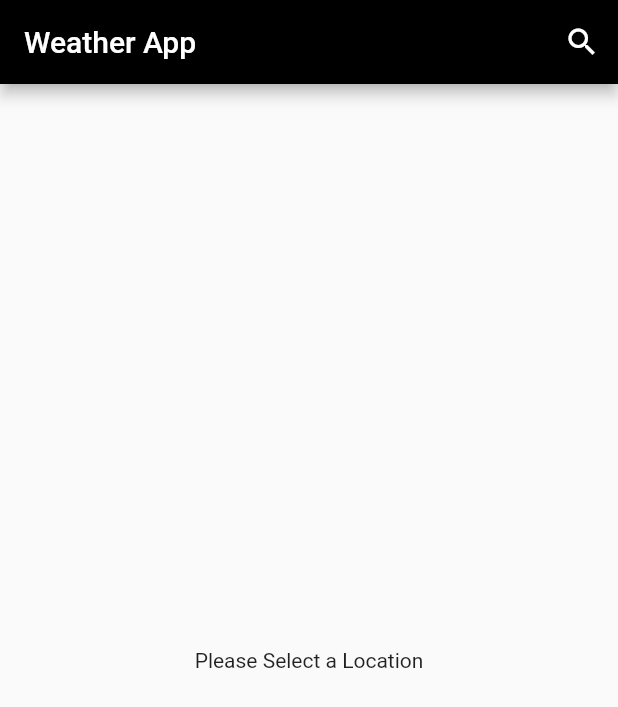
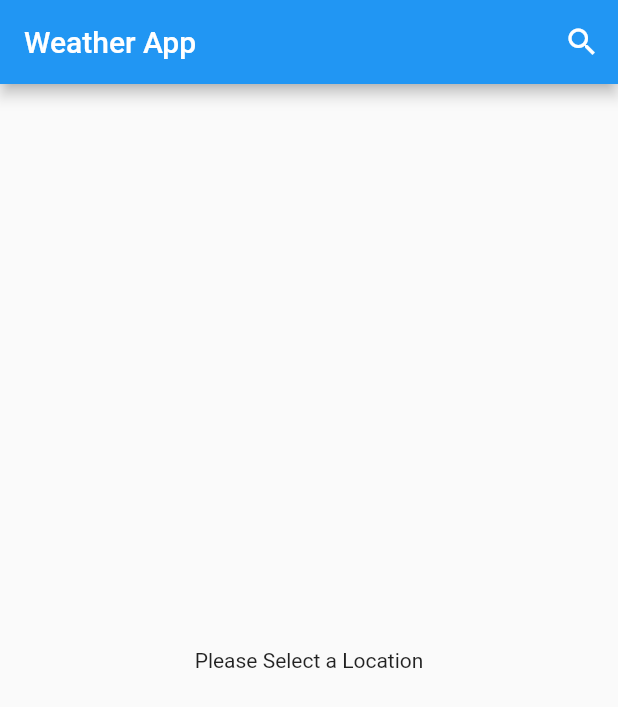
Before and after one commit to MichaelSafwatHanna/weather-app, a Flutter app: the screen it shows after launch, on a phone screen of 412 x 824 dp. Shown: the top 707 px of the screen. Run offline on Flutter 3.47's test engine with Material 2 defaults, Android fonts, the phone set to English and light mode, and no system bars; our stand-ins replace bloc, equatable, flutter_bloc.

Commit message:
Add ThemeBloc

```diff
--- a/lib/App.dart
+++ b/lib/App.dart
@@ -1,9 +1,12 @@
 import 'package:flutter/material.dart';
 import 'package:flutter/widgets.dart';
+import 'package:flutter_bloc/flutter_bloc.dart';
 import 'package:weather_app/WeatherRepository.dart';
+import 'package:weather_app/bloc/ThemeBloc.dart';
+import 'package:weather_app/states/theme/ThemeState.dart';
 import 'package:weather_app/widgets/Weather.dart';
 
-class App extends StatelessWidget {
+class App extends StatefulWidget {
   final WeatherRepository weatherRepository;
 
   App({Key key, @required this.weatherRepository})
@@ -11,9 +14,33 @@ class App extends StatelessWidget {
         super(key: key);
 
   @override
+  State<StatefulWidget> createState() => _AppState();
+}
+
+class _AppState extends State<App> {
+  ThemeBloc _themeBloc = ThemeBloc();
+
+  @override
   Widget build(BuildContext context) {
-    return MaterialApp(
-        title: 'Weather App',
-        home: Weather(weatherRepository: weatherRepository));
+    return BlocProvider(
+      bloc: _themeBloc,
+      child: BlocBuilder(
+        bloc: _themeBloc,
+        builder: (_, ThemeState themeState) {
+          return MaterialApp(
+            title: 'Flutter Weather',
+            theme: themeState.theme,
+            color: themeState.color,
+            home: Weather(weatherRepository: widget.weatherRepository),
+          );
+        },
+      ),
+    );
+  }
+
+  @override
+  void dispose(){
+    _themeBloc.dispose();
+    super.dispose();
   }
 }
--- a/lib/widgets/Weather.dart
+++ b/lib/widgets/Weather.dart
@@ -42,7 +42,6 @@ class _WeatherState extends State<Weather> {
   Widget build(BuildContext context) {
     return Scaffold(
       appBar: AppBar(
-          backgroundColor: Colors.black,
           title: Text('Weather App'),
           actions: <Widget>[
             IconButton(
```
Also changed, not shown: lib/bloc/ThemeBloc.dart (added, +62 -0 lines).
